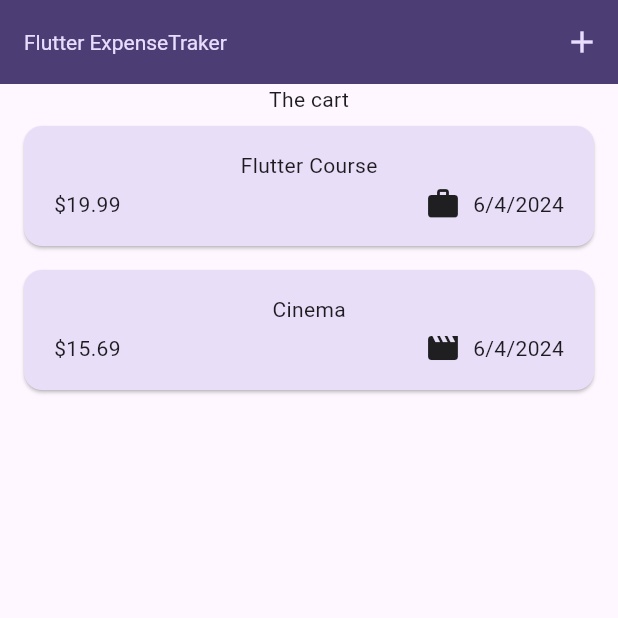
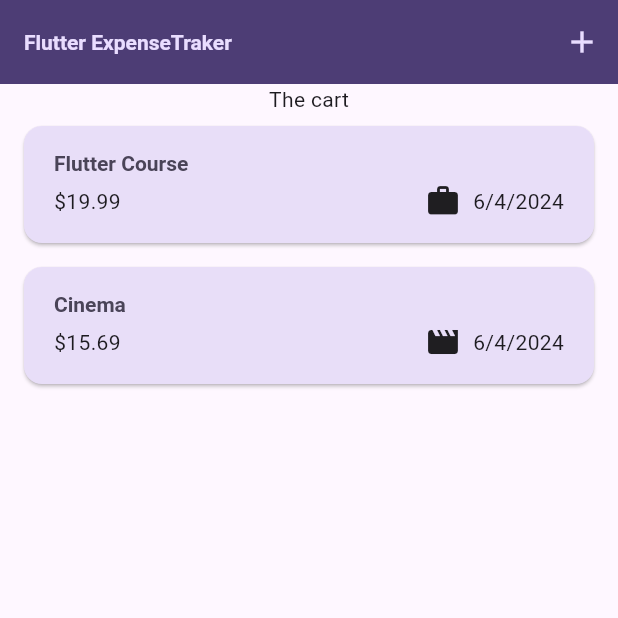
Before and after one commit to m0rb1u5/expense-tracker-app, a Flutter app: the screen it shows after launch, on a phone screen of 412 x 824 dp, the top half of it. Run offline on Flutter 3.47's test engine with Material 3 defaults, Android fonts, the phone set to English and light mode, and no system bars.

Commit message:
127. Using Theme Data in Widgets

```diff
--- a/lib/main.dart
+++ b/lib/main.dart
@@ -27,7 +27,7 @@ void main() {
         ),
         textTheme: ThemeData().textTheme.copyWith(
               titleLarge: TextStyle(
-                fontWeight: FontWeight.normal,
+                fontWeight: FontWeight.bold,
                 color: kColorScheme.onSecondaryContainer,
                 fontSize: 14,
               ),
--- a/lib/widgets/expenses_list/expense_item.dart
+++ b/lib/widgets/expenses_list/expense_item.dart
@@ -15,8 +15,12 @@ class ExpenseItem extends StatelessWidget {
           vertical: 16,
         ),
         child: Column(
+          crossAxisAlignment: CrossAxisAlignment.start,
           children: [
-            Text(expense.title),
+            Text(
+              expense.title,
+              style: Theme.of(context).textTheme.titleLarge,
+            ),
             const SizedBox(
               height: 4,
             ),
--- a/lib/widgets/expenses_list/expenses_list.dart
+++ b/lib/widgets/expenses_list/expenses_list.dart
@@ -18,6 +18,12 @@ class ExpensesList extends StatelessWidget {
       itemCount: expenses.length,
       itemBuilder: (ctx, index) => Dismissible(
         key: ValueKey(expenses[index]),
+        background: Container(
+          color: Theme.of(context).colorScheme.error.withOpacity(0.75),
+          margin: EdgeInsets.symmetric(
+            horizontal: Theme.of(context).cardTheme.margin?.horizontal ?? 16,
+          ),
+        ),
         onDismissed: (direction) => onRemoveExpense(expenses[index]),
         child: ExpenseItem(expense: expenses[index]),
       ),
```
